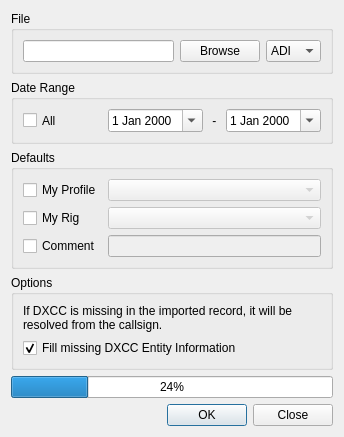
The window that ui/ImportDialog.ui (foldynl/QLog) describes before a commit, drawn with Qt 5.
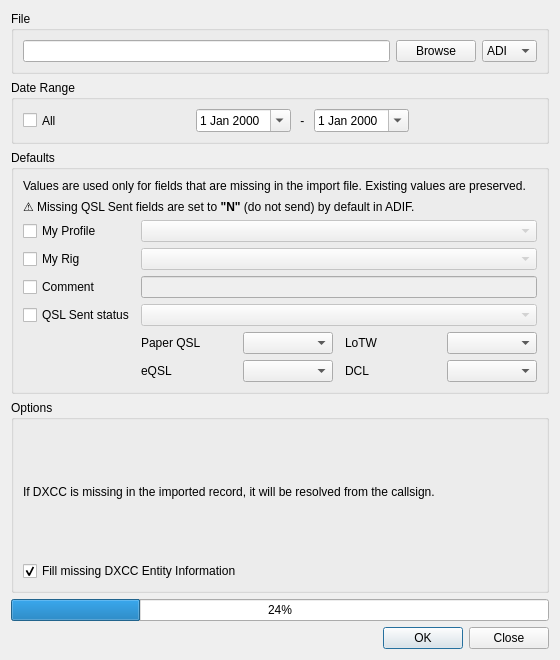
The same window after the commit. Icons and pictures are not drawn.

Commit message: Fixed #1029 - Import ADIF: Added QSL Sent Status default

```diff
--- a/ui/ImportDialog.ui
+++ b/ui/ImportDialog.ui
@@ -2,6 +2,14 @@
 <ui version="4.0">
  <class>ImportDialog</class>
  <widget class="QDialog" name="ImportDialog">
+  <property name="geometry">
+   <rect>
+    <x>0</x>
+    <y>0</y>
+    <width>560</width>
+    <height>660</height>
+   </rect>
+  </property>
   <property name="windowTitle">
    <string>Import</string>
   </property>
@@ -11,6 +19,12 @@
   <layout class="QVBoxLayout" name="verticalLayout_2">
    <item>
     <widget class="QGroupBox" name="groupBox_3">
+     <property name="sizePolicy">
+      <sizepolicy hsizetype="Preferred" vsizetype="Maximum">
+       <horstretch>0</horstretch>
+       <verstretch>0</verstretch>
+      </sizepolicy>
+     </property>
      <property name="title">
       <string>File</string>
      </property>
@@ -61,6 +75,12 @@
    </item>
    <item>
     <widget class="QGroupBox" name="groupBox">
+     <property name="sizePolicy">
+      <sizepolicy hsizetype="Preferred" vsizetype="Maximum">
+       <horstretch>0</horstretch>
+       <verstretch>0</verstretch>
+      </sizepolicy>
+     </property>
      <property name="toolTip">
       <string/>
      </property>
@@ -136,11 +156,30 @@
         </property>
        </widget>
       </item>
+      <item>
+       <spacer name="horizontalSpacer_2">
+        <property name="orientation">
+         <enum>Qt::Horizontal</enum>
+        </property>
+        <property name="sizeHint" stdset="0">
+         <size>
+          <width>40</width>
+          <height>20</height>
+         </size>
+        </property>
+       </spacer>
+      </item>
      </layout>
     </widget>
    </item>
    <item>
     <widget class="QGroupBox" name="groupBox_2">
+     <property name="sizePolicy">
+      <sizepolicy hsizetype="Preferred" vsizetype="Maximum">
+       <horstretch>0</horstretch>
+       <verstretch>0</verstretch>
+      </sizepolicy>
+     </property>
      <property name="toolTip">
       <string>The value is used when an input record does not contain the ADIF value</string>
      </property>
@@ -148,7 +187,36 @@
       <string>Defaults</string>
      </property>
      <layout class="QFormLayout" name="formLayout">
-      <item row="0" column="0">
+      <item row="0" column="0" colspan="2">
+       <widget class="QLabel" name="defaultTextLabel">
+        <property name="sizePolicy">
+         <sizepolicy hsizetype="Preferred" vsizetype="Maximum">
+          <horstretch>0</horstretch>
+          <verstretch>0</verstretch>
+         </sizepolicy>
+        </property>
+        <property name="text">
+         <string>Values are used only for fields that are missing in the import file. Existing values are preserved.</string>
+        </property>
+        <property name="wordWrap">
+         <bool>true</bool>
+        </property>
+       </widget>
+      </item>
+      <item row="1" column="0" colspan="2">
+       <widget class="QLabel" name="defaultQSLSentTextLabel">
+        <property name="sizePolicy">
+         <sizepolicy hsizetype="Preferred" vsizetype="Maximum">
+          <horstretch>0</horstretch>
+          <verstretch>0</verstretch>
+         </sizepolicy>
+        </property>
+        <property name="text">
+         <string>&lt;p&gt;⚠ Missing QSL Sent fields are set to &lt;b&gt;&quot;N&quot;&lt;/b&gt; (do not send) by default in ADIF.</string>
+        </property>
+       </widget>
+      </item>
+      <item row="2" column="0">
        <widget class="QCheckBox" name="profileCheckBox">
         <property name="sizePolicy">
          <sizepolicy hsizetype="Minimum" vsizetype="Expanding">
@@ -164,7 +232,14 @@
         </property>
        </widget>
       </item>
-      <item row="1" column="0">
+      <item row="2" column="1">
+       <widget class="QComboBox" name="profileSelect">
+        <property name="enabled">
+         <bool>false</bool>
+        </property>
+       </widget>
+      </item>
+      <item row="3" column="0">
        <widget class="QCheckBox" name="rigCheckBox">
         <property name="sizePolicy">
          <sizepolicy hsizetype="Minimum" vsizetype="Expanding">
@@ -177,7 +252,7 @@
         </property>
        </widget>
       </item>
-      <item row="1" column="1">
+      <item row="3" column="1">
        <widget class="QComboBox" name="rigSelect">
         <property name="enabled">
          <bool>false</bool>
@@ -193,7 +268,7 @@
         </property>
        </widget>
       </item>
-      <item row="2" column="0">
+      <item row="4" column="0">
        <widget class="QCheckBox" name="commentCheckBox">
         <property name="sizePolicy">
          <sizepolicy hsizetype="Minimum" vsizetype="Expanding">
@@ -206,7 +281,7 @@
         </property>
        </widget>
       </item>
-      <item row="2" column="1">
+      <item row="4" column="1">
        <widget class="QLineEdit" name="commentEdit">
         <property name="enabled">
          <bool>false</bool>
@@ -222,11 +297,119 @@
         </property>
        </widget>
       </item>
-      <item row="0" column="1">
-       <widget class="QComboBox" name="profileSelect">
+      <item row="5" column="0">
+       <widget class="QCheckBox" name="qslSentStatusCheckBox">
+        <property name="sizePolicy">
+         <sizepolicy hsizetype="Minimum" vsizetype="Expanding">
+          <horstretch>0</horstretch>
+          <verstretch>0</verstretch>
+         </sizepolicy>
+        </property>
+        <property name="toolTip">
+         <string>Used only for missing QSL_SENT, LOTW_QSL_SENT, EQSL_QSL_SENT, and DCL_QSL_SENT fields where default is &quot;N&quot;; otherwise, the value from the input is used.</string>
+        </property>
+        <property name="text">
+         <string>QSL Sent status</string>
+        </property>
+        <property name="checked">
+         <bool>false</bool>
+        </property>
+       </widget>
+      </item>
+      <item row="5" column="1">
+       <widget class="QComboBox" name="qslSentStatusCombo">
         <property name="enabled">
          <bool>false</bool>
         </property>
+        <property name="sizePolicy">
+         <sizepolicy hsizetype="Expanding" vsizetype="Fixed">
+          <horstretch>0</horstretch>
+          <verstretch>0</verstretch>
+         </sizepolicy>
+        </property>
+        <property name="toolTip">
+         <string>Used only for missing QSL_SENT, LOTW_QSL_SENT, EQSL_QSL_SENT, and DCL_QSL_SENT fields where default is &quot;N&quot;; otherwise, the value from the input is used.&lt;p&gt;&lt;b&gt;Queued&lt;/b&gt; (ready), &lt;b&gt;No&lt;/b&gt; (do not send), &lt;b&gt;Ignore&lt;/b&gt; (do not track), &lt;b&gt;Requested&lt;/b&gt; (requested), &lt;b&gt;Yes&lt;/b&gt; (already sent).</string>
+        </property>
+       </widget>
+      </item>
+      <item row="6" column="1">
+       <widget class="QWidget" name="qslSentStatusCustomWidget" native="true">
+        <property name="toolTip">
+         <string>Used only when the imported ADIF record does not contain the selected field. Explicit ADIF values are kept.</string>
+        </property>
+        <layout class="QGridLayout" name="qslSentStatusCustomLayout">
+         <property name="leftMargin">
+          <number>0</number>
+         </property>
+         <property name="topMargin">
+          <number>0</number>
+         </property>
+         <property name="rightMargin">
+          <number>0</number>
+         </property>
+         <property name="bottomMargin">
+          <number>0</number>
+         </property>
+         <property name="horizontalSpacing">
+          <number>12</number>
+         </property>
+         <item row="2" column="3">
+          <widget class="QComboBox" name="qslSentStatusDclCombo">
+           <property name="toolTip">
+            <string>Default value for missing DCL_QSL_SENT. &lt;p&gt;&lt;b&gt;Queued&lt;/b&gt; (ready), &lt;b&gt;No&lt;/b&gt; (do not send), &lt;b&gt;Ignore&lt;/b&gt; (do not track), &lt;b&gt;Requested&lt;/b&gt; (requested), &lt;b&gt;Yes&lt;/b&gt; (already sent).</string>
+           </property>
+          </widget>
+         </item>
+         <item row="2" column="1">
+          <widget class="QComboBox" name="qslSentStatusEqslCombo">
+           <property name="toolTip">
+            <string>Default value for missing EQSL_QSL_SENT. &lt;p&gt;&lt;b&gt;Queued&lt;/b&gt; (ready), &lt;b&gt;No&lt;/b&gt; (do not send), &lt;b&gt;Ignore&lt;/b&gt; (do not track), &lt;b&gt;Requested&lt;/b&gt; (requested), &lt;b&gt;Yes&lt;/b&gt; (already sent).</string>
+           </property>
+          </widget>
+         </item>
+         <item row="1" column="3">
+          <widget class="QComboBox" name="qslSentStatusLotwCombo">
+           <property name="toolTip">
+            <string>Default value for missing LOTW_QSL_SENT. &lt;p&gt;&lt;b&gt;Queued&lt;/b&gt; (ready), &lt;b&gt;No&lt;/b&gt; (do not send), &lt;b&gt;Ignore&lt;/b&gt; (do not track), &lt;b&gt;Requested&lt;/b&gt; (requested), &lt;b&gt;Yes&lt;/b&gt; (already sent).</string>
+           </property>
+          </widget>
+         </item>
+         <item row="1" column="2">
+          <widget class="QLabel" name="qslSentStatusLotwLabel">
+           <property name="text">
+            <string>LoTW</string>
+           </property>
+          </widget>
+         </item>
+         <item row="2" column="2">
+          <widget class="QLabel" name="qslSentStatusDclLabel">
+           <property name="text">
+            <string>DCL</string>
+           </property>
+          </widget>
+         </item>
+         <item row="1" column="0">
+          <widget class="QLabel" name="qslSentStatusPaperLabel">
+           <property name="text">
+            <string>Paper QSL</string>
+           </property>
+          </widget>
+         </item>
+         <item row="2" column="0">
+          <widget class="QLabel" name="qslSentStatusEqslLabel">
+           <property name="text">
+            <string>eQSL</string>
+           </property>
+          </widget>
+         </item>
+         <item row="1" column="1">
+          <widget class="QComboBox" name="qslSentStatusPaperCombo">
+           <property name="toolTip">
+            <string>Default value for missing QSL_SENT.&lt;p&gt;&lt;b&gt;Queued&lt;/b&gt; (ready), &lt;b&gt;No&lt;/b&gt; (do not send), &lt;b&gt;Ignore&lt;/b&gt; (do not track), &lt;b&gt;Requested&lt;/b&gt; (requested), &lt;b&gt;Yes&lt;/b&gt; (already sent).</string>
+           </property>
+          </widget>
+         </item>
+        </layout>
        </widget>
       </item>
      </layout>
```
Left out of the diff: 39 changed lines with no effect on the pictures. The commit also changes 5 other files.
